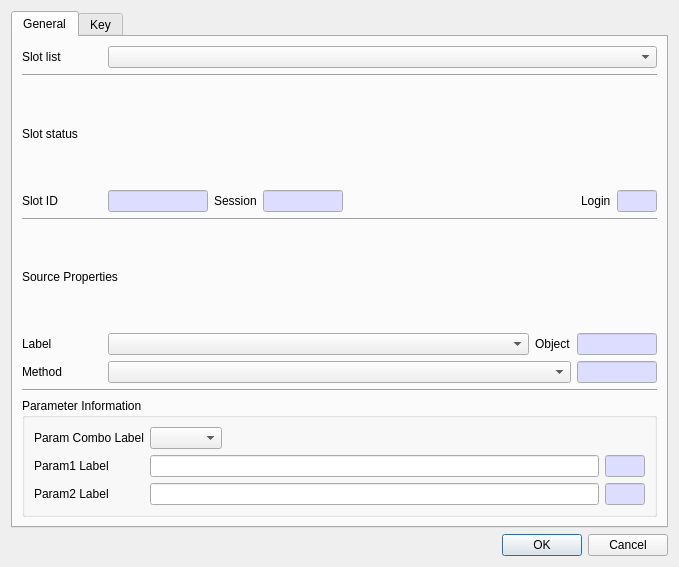
Before: the Qt Designer form CryptokiMan/derive_key_dlg.ui in jykim74/CryptokiMan, drawn with Qt 5.
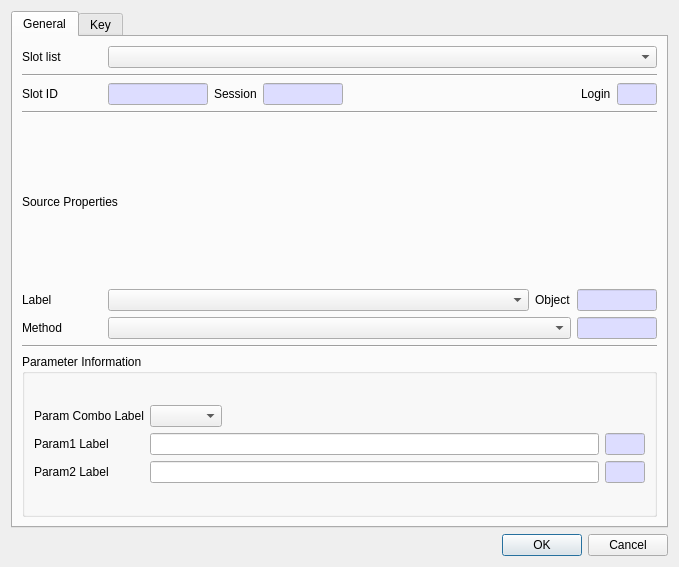
After: the same form once the commit is applied. The open tabs and pages were chosen to show the change.

```diff
--- a/CryptokiMan/derive_key_dlg.ui
+++ b/CryptokiMan/derive_key_dlg.ui
@@ -61,13 +61,6 @@
          </property>
         </widget>
        </item>
-       <item>
-        <widget class="QLabel" name="label_2">
-         <property name="text">
-          <string>Slot status</string>
-         </property>
-        </widget>
-       </item>
        <item>
         <layout class="QGridLayout" name="gridLayout_3">
          <property name="topMargin">
```
Left out of the diff: 2 changed lines with no effect on the pictures.
